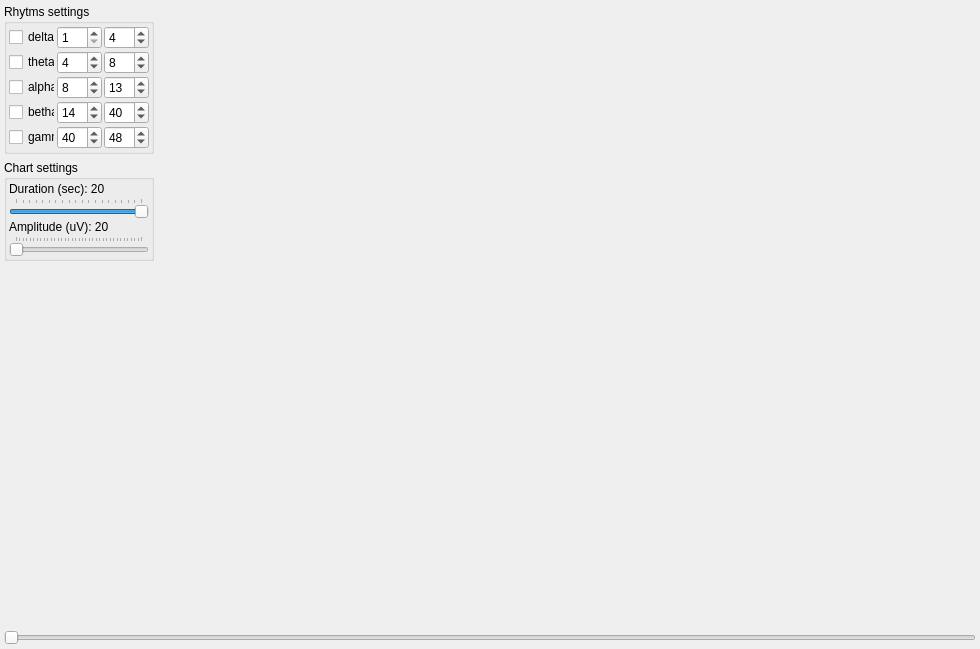
The window that UI/rhytmwindow.ui (ZarkSPb/BB_Python) describes before a commit, drawn with Qt 5.
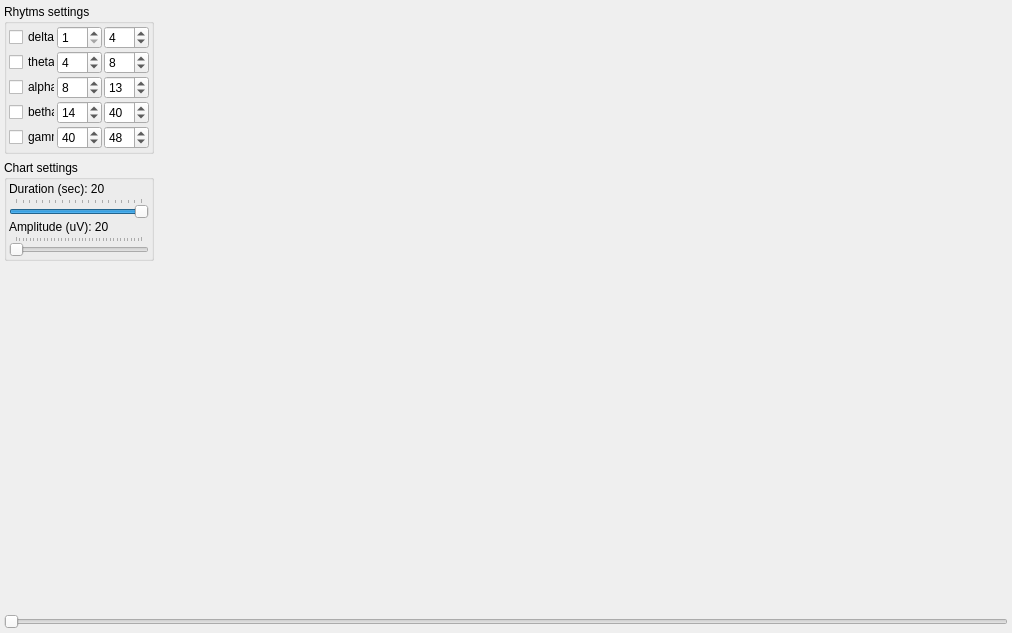
The same window after the commit.

```diff
--- a/UI/rhytmwindow.ui
+++ b/UI/rhytmwindow.ui
@@ -6,8 +6,8 @@
    <rect>
     <x>0</x>
     <y>0</y>
-    <width>980</width>
-    <height>649</height>
+    <width>1012</width>
+    <height>633</height>
    </rect>
   </property>
   <property name="windowTitle">
```
Left out of the diff: 40 changed lines with no effect on the pictures.
